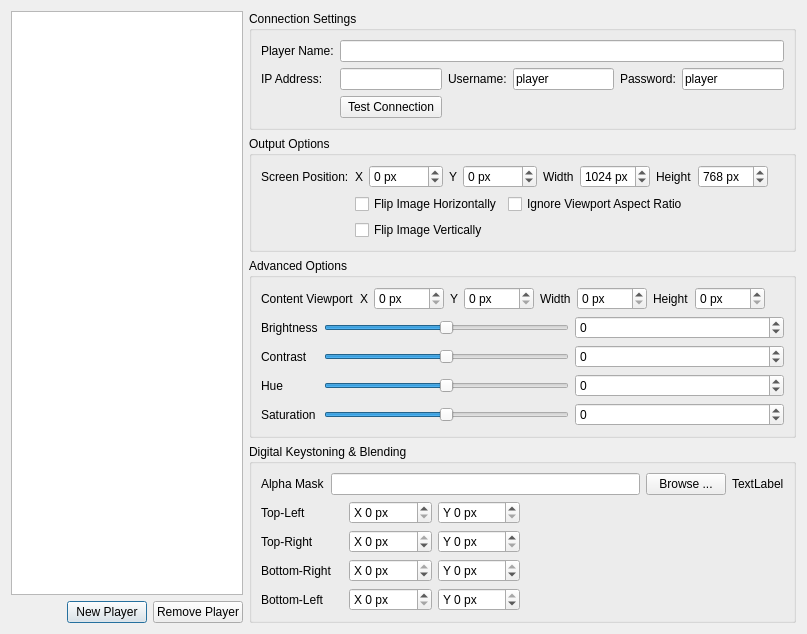
Before: the Qt Designer form src/glvidtex/PlayerSetupDialog.ui in google-code-export/dviz, drawn with Qt 5.
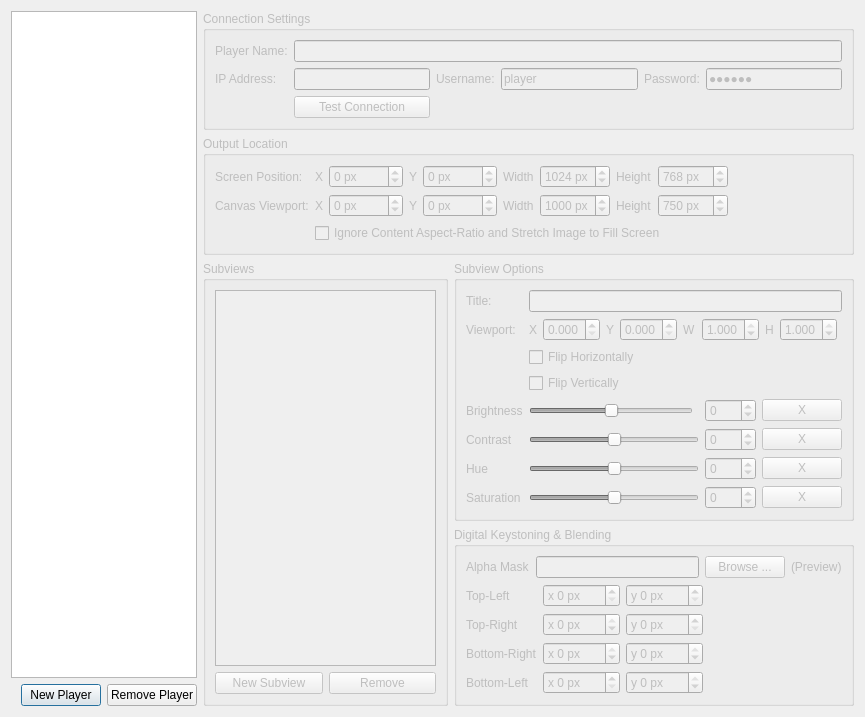
After: the same form once the commit is applied. Custom widgets are drawn as their Qt base class.

Commit message: Fleshed out a usable editor/player combo (very very simplistic right now.) Passing a filename on the editor command line causes it to load/save to that file (autosaves on close.) By adding the key 'load-group' to player.ini (even in different configs), PlayerWindow will load the file specified and show the first scene in the file. Also finished adding command handlers for network serving to PlayerWindow. Upadeted PlayerSetupWindow.ui to handle subviews. Fixed alpha mask fliping when view is flipped. More small changes/fixes under the hood that I'm not thinking of right now, I'm sure. Cheers.

```diff
--- a/src/glvidtex/PlayerSetupDialog.ui
+++ b/src/glvidtex/PlayerSetupDialog.ui
@@ -6,14 +6,14 @@
    <rect>
     <x>0</x>
     <y>0</y>
-    <width>807</width>
-    <height>619</height>
+    <width>865</width>
+    <height>681</height>
    </rect>
   </property>
   <property name="windowTitle">
    <string>Dialog</string>
   </property>
-  <layout class="QHBoxLayout" name="horizontalLayout_6">
+  <layout class="QHBoxLayout" name="horizontalLayout_9">
    <item>
     <layout class="QVBoxLayout" name="verticalLayout_3">
      <item>
@@ -53,9 +53,12 @@
     </layout>
    </item>
    <item>
-    <layout class="QVBoxLayout" name="verticalLayout_4">
+    <layout class="QVBoxLayout" name="verticalLayout_6">
      <item>
-      <widget class="QGroupBox" name="playerSetupBox">
+      <widget class="QGroupBox" name="boxConnection">
+       <property name="enabled">
+        <bool>false</bool>
+       </property>
        <property name="title">
         <string>Connection Settings</string>
        </property>
@@ -120,6 +123,9 @@
             <property name="text">
              <string>player</string>
             </property>
+            <property name="echoMode">
+             <enum>QLineEdit::PasswordEchoOnEdit</enum>
+            </property>
            </widget>
           </item>
           <item row="2" column="1">
@@ -142,9 +148,12 @@
       </widget>
      </item>
      <item>
-      <widget class="QGroupBox" name="playerOutputBox">
+      <widget class="QGroupBox" name="boxOutput">
+       <property name="enabled">
+        <bool>false</bool>
+       </property>
        <property name="title">
-        <string>Output Options</string>
+        <string>Output Location</string>
        </property>
        <layout class="QGridLayout" name="gridLayout_2">
         <item row="0" column="0">
@@ -157,7 +166,7 @@
           </property>
          </widget>
         </item>
-        <item row="0" column="1" colspan="3">
+        <item row="0" column="1">
          <layout class="QHBoxLayout" name="horizontalLayout">
           <item>
            <widget class="QLabel" name="label_6">
@@ -275,56 +284,20 @@
           </item>
          </layout>
         </item>
+        <item row="1" column="0">
+         <widget class="QLabel" name="label_28">
+          <property name="text">
+           <string>Canvas Viewport:</string>
+          </property>
+          <property name="buddy">
+           <cstring>outputX</cstring>
+          </property>
+         </widget>
+        </item>
         <item row="1" column="1">
-         <widget class="QCheckBox" name="optFlipH">
-          <property name="text">
-           <string>Flip Image Horizontally</string>
-          </property>
-         </widget>
-        </item>
-        <item row="2" column="1">
-         <widget class="QCheckBox" name="optFlipV">
-          <property name="text">
-           <string>Flip Image Vertically</string>
-          </property>
-         </widget>
-        </item>
-        <item row="1" column="2" colspan="2">
-         <widget class="QCheckBox" name="optIgnoreAR">
-          <property name="text">
-           <string>Ignore Viewport Aspect Ratio</string>
-          </property>
-         </widget>
-        </item>
-       </layout>
-       <zorder>label_5</zorder>
-       <zorder>horizontalLayoutWidget</zorder>
-       <zorder>platyerAdvancedBox</zorder>
-       <zorder>optFlipH</zorder>
-       <zorder>optFlipV</zorder>
-       <zorder>optIgnoreAR</zorder>
-      </widget>
-     </item>
+         <layout class="QHBoxLayout" name="horizontalLayout_6">
      <item>
-      <widget class="QGroupBox" name="platyerAdvancedBox">
-       <property name="title">
-        <string>Advanced Options</string>
-       </property>
-       <layout class="QGridLayout" name="gridLayout_3">
-        <item row="0" column="0" colspan="2">
-         <widget class="QLabel" name="label_14">
-          <property name="text">
-           <string>Content Viewport</string>
-          </property>
-          <property name="buddy">
-           <cstring>viewportX</cstring>
-          </property>
-         </widget>
-        </item>
-        <item row="0" column="2" colspan="2">
-         <layout class="QHBoxLayout" name="horizontalLayout_2">
-          <item>
-           <widget class="QLabel" name="label_10">
+           <widget class="QLabel" name="label_19">
             <property name="text">
              <string>X</string>
             </property>
@@ -334,17 +307,20 @@
            </widget>
           </item>
           <item>
-           <widget class="QSpinBox" name="viewportX">
+           <widget class="QSpinBox" name="viewportX_2">
             <property name="suffix">
              <string> px</string>
             </property>
+            <property name="minimum">
+             <number>-9999</number>
+            </property>
             <property name="maximum">
              <number>9999</number>
             </property>
            </widget>
           </item>
           <item>
-           <widget class="QLabel" name="label_11">
+           <widget class="QLabel" name="label_25">
             <property name="text">
              <string>Y</string>
             </property>
@@ -354,17 +330,20 @@
            </widget>
           </item>
           <item>
-           <widget class="QSpinBox" name="viewportY">
+           <widget class="QSpinBox" name="viewportY_2">
             <property name="suffix">
              <string> px</string>
             </property>
+            <property name="minimum">
+             <number>-9999</number>
+            </property>
             <property name="maximum">
              <number>9999</number>
             </property>
            </widget>
           </item>
           <item>
-           <widget class="QLabel" name="label_12">
+           <widget class="QLabel" name="label_26">
             <property name="text">
              <string>Width</string>
             </property>
@@ -374,17 +353,23 @@
            </widget>
           </item>
           <item>
-           <widget class="QSpinBox" name="viewportWidth">
+           <widget class="QSpinBox" name="viewportWidth_2">
             <property name="suffix">
              <string> px</string>
             </property>
+            <property name="minimum">
+             <number>0</number>
+            </property>
             <property name="maximum">
              <number>9999</number>
             </property>
+            <property name="value">
+             <number>1000</number>
+            </property>
            </widget>
           </item>
           <item>
-           <widget class="QLabel" name="label_13">
+           <widget class="QLabel" name="label_27">
             <property name="text">
              <string>Height</string>
             </property>
@@ -394,17 +379,20 @@
            </widget>
           </item>
           <item>
-           <widget class="QSpinBox" name="viewportHeight">
+           <widget class="QSpinBox" name="viewportHeight_2">
             <property name="suffix">
              <string> px</string>
             </property>
             <property name="maximum">
              <number>9999</number>
             </property>
+            <property name="value">
+             <number>750</number>
+            </property>
            </widget>
           </item>
           <item>
-           <spacer name="horizontalSpacer_2">
+           <spacer name="horizontalSpacer_4">
             <property name="orientation">
              <enum>Qt::Horizontal</enum>
             </property>
@@ -418,7 +406,70 @@
           </item>
          </layout>
         </item>
+        <item row="2" column="1">
+         <widget class="QCheckBox" name="optIgnoreAR">
+          <property name="text">
+           <string>Ignore Content Aspect-Ratio and Stretch Image to Fill Screen</string>
+          </property>
+         </widget>
+        </item>
+       </layout>
+      </widget>
+     </item>
+     <item>
+      <layout class="QHBoxLayout" name="horizontalLayout_8">
+       <item>
+        <widget class="QGroupBox" name="boxSubviews">
+         <property name="enabled">
+          <bool>false</bool>
+         </property>
+         <property name="title">
+          <string>Subviews</string>
+         </property>
+         <layout class="QVBoxLayout" name="verticalLayout_4">
+          <item>
+           <widget class="QListView" name="subviewListView"/>
+          </item>
+          <item>
+           <layout class="QHBoxLayout" name="horizontalLayout_7">
+            <item>
+             <widget class="QPushButton" name="newSubviewBtn">
+              <property name="text">
+               <string>New Subview</string>
+              </property>
+             </widget>
+            </item>
+            <item>
+             <widget class="QPushButton" name="delSubviewBtn">
+              <property name="text">
+               <string>Remove</string>
+              </property>
+             </widget>
+            </item>
+           </layout>
+          </item>
+         </layout>
+        </widget>
+       </item>
+       <item>
+        <layout class="QVBoxLayout" name="verticalLayout_5">
+         <item>
+          <widget class="QGroupBox" name="boxSubviewOpts">
+           <property name="enabled">
+            <bool>false</bool>
+           </property>
+           <property name="title">
+            <string>Subview Options</string>
+           </property>
+           <layout class="QGridLayout" name="gridLayout_3">
         <item row="1" column="0">
+             <widget class="QLabel" name="label_14">
+              <property name="text">
+               <string>Viewport:</string>
+              </property>
+             </widget>
+            </item>
+            <item row="5" column="0">
          <widget class="QLabel" name="label_21">
           <property name="text">
            <string>Brightness</string>
@@ -428,7 +479,7 @@
           </property>
          </widget>
         </item>
-        <item row="1" column="1" colspan="2">
+            <item row="5" column="1">
          <widget class="QSlider" name="subviewBrightnessSlider">
           <property name="minimum">
            <number>-100</number>
@@ -441,7 +492,7 @@
           </property>
          </widget>
         </item>
-        <item row="1" column="3">
+            <item row="5" column="3">
          <widget class="QSpinBox" name="subviewBrightnessBox">
           <property name="minimum">
            <number>-100</number>
@@ -451,7 +502,7 @@
           </property>
          </widget>
         </item>
-        <item row="2" column="0">
+            <item row="6" column="0">
          <widget class="QLabel" name="label_22">
           <property name="text">
            <string>Contrast</string>
@@ -461,7 +512,7 @@
           </property>
          </widget>
         </item>
-        <item row="2" column="1" colspan="2">
+            <item row="6" column="1" colspan="2">
          <widget class="QSlider" name="subviewContrastSlider">
           <property name="minimum">
            <number>-100</number>
@@ -474,7 +525,7 @@
           </property>
          </widget>
         </item>
-        <item row="2" column="3">
+            <item row="6" column="3">
          <widget class="QSpinBox" name="subviewContrastBox">
           <property name="minimum">
            <number>-100</number>
@@ -484,7 +535,7 @@
           </property>
          </widget>
         </item>
-        <item row="3" column="0">
+            <item row="7" column="0">
          <widget class="QLabel" name="label_23">
           <property name="text">
            <string>Hue</string>
@@ -494,7 +545,7 @@
           </property>
          </widget>
         </item>
-        <item row="3" column="1" colspan="2">
+            <item row="7" column="1" colspan="2">
          <widget class="QSlider" name="subviewHueSlider">
           <property name="minimum">
            <number>-100</number>
@@ -507,7 +558,7 @@
           </property>
          </widget>
         </item>
-        <item row="3" column="3">
+            <item row="7" column="3">
          <widget class="QSpinBox" name="subviewHueBox">
           <property name="minimum">
            <number>-100</number>
@@ -517,7 +568,7 @@
           </property>
          </widget>
         </item>
-        <item row="4" column="0">
+            <item row="8" column="0">
          <widget class="QLabel" name="label_24">
           <property name="text">
            <string>Saturation</string>
@@ -527,7 +578,7 @@
           </property>
          </widget>
         </item>
-        <item row="4" column="1" colspan="2">
+            <item row="8" column="1" colspan="2">
          <widget class="QSlider" name="subviewSaturationSlider">
           <property name="minimum">
            <number>-100</number>
@@ -540,7 +591,7 @@
           </property>
          </widget>
         </item>
-        <item row="4" column="3">
+            <item row="8" column="3">
          <widget class="QSpinBox" name="subviewSaturationBox">
           <property name="minimum">
            <number>-100</number>
@@ -550,11 +601,169 @@
           </property>
          </widget>
         </item>
-       </layout>
-      </widget>
-     </item>
+            <item row="1" column="1" colspan="4">
+             <layout class="QHBoxLayout" name="horizontalLayout_2">
+              <item>
+               <widget class="QLabel" name="label_10">
+                <property name="text">
+                 <string>X</string>
+                </property>
+               </widget>
+              </item>
+              <item>
+               <widget class="QDoubleSpinBox" name="viewportX">
+                <property name="decimals">
+                 <number>3</number>
+                </property>
+                <property name="maximum">
+                 <double>1.000000000000000</double>
+                </property>
+                <property name="singleStep">
+                 <double>0.250000000000000</double>
+                </property>
+               </widget>
+              </item>
+              <item>
+               <widget class="QLabel" name="label_11">
+                <property name="text">
+                 <string>Y</string>
+                </property>
+               </widget>
+              </item>
+              <item>
+               <widget class="QDoubleSpinBox" name="viewportY">
+                <property name="decimals">
+                 <number>3</number>
+                </property>
+                <property name="maximum">
+                 <double>1.000000000000000</double>
+                </property>
+                <property name="singleStep">
+                 <double>0.250000000000000</double>
+                </property>
+               </widget>
+              </item>
+              <item>
+               <widget class="QLabel" name="label_12">
+                <property name="text">
+                 <string>W</string>
+                </property>
+               </widget>
+              </item>
+              <item>
+               <widget class="QDoubleSpinBox" name="viewportWidth">
+                <property name="decimals">
+                 <number>3</number>
+                </property>
+                <property name="maximum">
+                 <double>1.000000000000000</double>
+                </property>
+                <property name="singleStep">
+                 <double>0.250000000000000</double>
+                </property>
+                <property name="value">
+                 <double>1.000000000000000</double>
+                </property>
+               </widget>
+              </item>
+              <item>
+               <widget class="QLabel" name="label_13">
+                <property name="text">
+                 <string>H</string>
+                </property>
+               </widget>
+              </item>
+              <item>
+               <widget class="QDoubleSpinBox" name="viewportHeight">
+                <property name="decimals">
+                 <number>3</number>
+                </property>
+                <property name="maximum">
+                 <double>1.000000000000000</double>
+                </property>
+                <property name="singleStep">
+                 <double>0.250000000000000</double>
+                </property>
+                <property name="value">
+                 <double>1.000000000000000</double>
+                </property>
+               </widget>
+              </item>
+              <item>
+               <spacer name="horizontalSpacer_2">
+                <property name="orientation">
+                 <enum>Qt::Horizontal</enum>
+                </property>
+                <property name="sizeHint" stdset="0">
+                 <size>
+                  <width>40</width>
+                  <height>20</height>
+                 </size>
+                </property>
+               </spacer>
+              </item>
+             </layout>
+            </item>
+            <item row="3" column="1" colspan="2">
+             <widget class="QCheckBox" name="optFlipV">
+              <property name="text">
+               <string>Flip Vertically</string>
+              </property>
+             </widget>
+            </item>
+            <item row="2" column="1" colspan="2">
+             <widget class="QCheckBox" name="optFlipH">
+              <property name="text">
+               <string>Flip Horizontally</string>
+              </property>
+             </widget>
+            </item>
+            <item row="0" column="1" colspan="4">
+             <widget class="QLineEdit" name="subviewTitle"/>
+            </item>
+            <item row="0" column="0">
+             <widget class="QLabel" name="label_29">
+              <property name="text">
+               <string>Title:</string>
+              </property>
+             </widget>
+            </item>
+            <item row="5" column="4">
+             <widget class="QPushButton" name="brightnessResetBtn">
+              <property name="text">
+               <string>X</string>
+              </property>
+             </widget>
+            </item>
+            <item row="6" column="4">
+             <widget class="QPushButton" name="contrastResetBtn">
+              <property name="text">
+               <string>X</string>
+              </property>
+             </widget>
+            </item>
+            <item row="7" column="4">
+             <widget class="QPushButton" name="hueResetBtn">
+              <property name="text">
+               <string>X</string>
+              </property>
+             </widget>
+            </item>
+            <item row="8" column="4">
+             <widget class="QPushButton" name="saturationResetBtn">
+              <property name="text">
+               <string>X</string>
+              </property>
+             </widget>
+            </item>
+           </layout>
+          </widget>
+         </item>
      <item>
-      <widget class="QGroupBox" name="groupBox">
+          <widget class="QGroupBox" name="boxKeystone">
+           <property name="enabled">
+            <bool>false</bool>
+           </property>
        <property name="title">
         <string>Digital Keystoning &amp;&amp; Blending</string>
        </property>
@@ -584,7 +793,7 @@
           <item>
            <widget class="QLabel" name="alphaMaskPreview">
             <property name="text">
-             <string>TextLabel</string>
+                 <string>(Preview)</string>
             </property>
            </widget>
           </item>
@@ -607,7 +816,7 @@
                <string> px</string>
               </property>
               <property name="prefix">
-               <string>X </string>
+                   <string>x </string>
               </property>
               <property name="maximum">
                <number>999</number>
@@ -620,7 +829,7 @@
                <string> px</string>
               </property>
               <property name="prefix">
-               <string>Y </string>
+                   <string>y </string>
               </property>
               <property name="maximum">
                <number>999</number>
@@ -640,7 +849,7 @@
                <string> px</string>
               </property>
               <property name="prefix">
-               <string>X </string>
+                   <string>x </string>
               </property>
               <property name="minimum">
                <number>-999</number>
@@ -656,7 +865,7 @@
                <string> px</string>
               </property>
               <property name="prefix">
-               <string>Y </string>
+                   <string>y </string>
               </property>
               <property name="minimum">
                <number>0</number>
@@ -679,7 +888,7 @@
                <string> px</string>
               </property>
               <property name="prefix">
-               <string>X </string>
+                   <string>x </string>
               </property>
               <property name="minimum">
                <number>-999</number>
@@ -695,7 +904,7 @@
                <string> px</string>
               </property>
               <property name="prefix">
-               <string>Y </string>
+                   <string>y </string>
               </property>
               <property name="minimum">
                <number>-999</number>
@@ -718,7 +927,7 @@
                <string> px</string>
               </property>
               <property name="prefix">
-               <string>X </string>
+                   <string>x </string>
               </property>
               <property name="maximum">
                <number>999</number>
@@ -731,7 +940,7 @@
                <string> px</string>
               </property>
               <property name="prefix">
-               <string>Y </string>
+                   <string>y </string>
               </property>
               <property name="minimum">
                <number>-999</number>
@@ -757,6 +966,10 @@
         </item>
        </layout>
       </widget>
+         </item>
+        </layout>
+       </item>
+      </layout>
      </item>
     </layout>
    </item>
```
Lines whose indentation alone changed are shown as unchanged. The commit also changes 29 other files.
